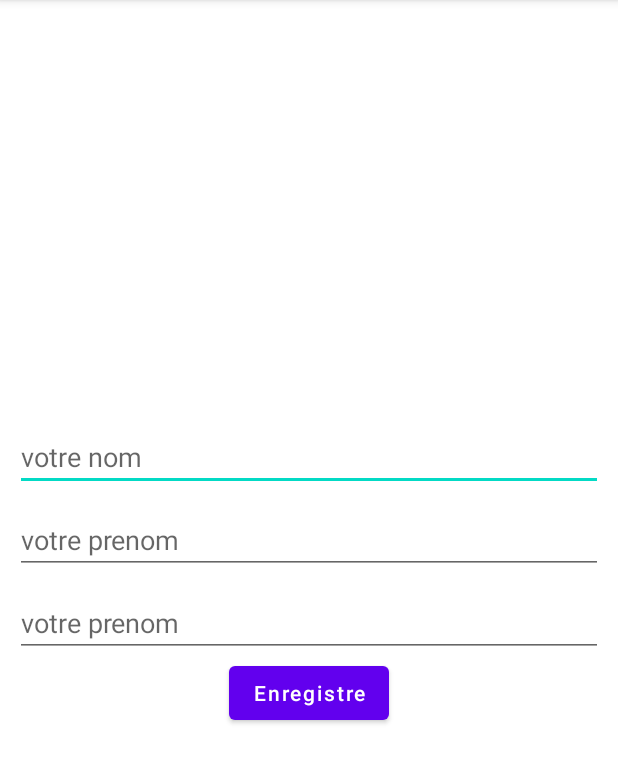
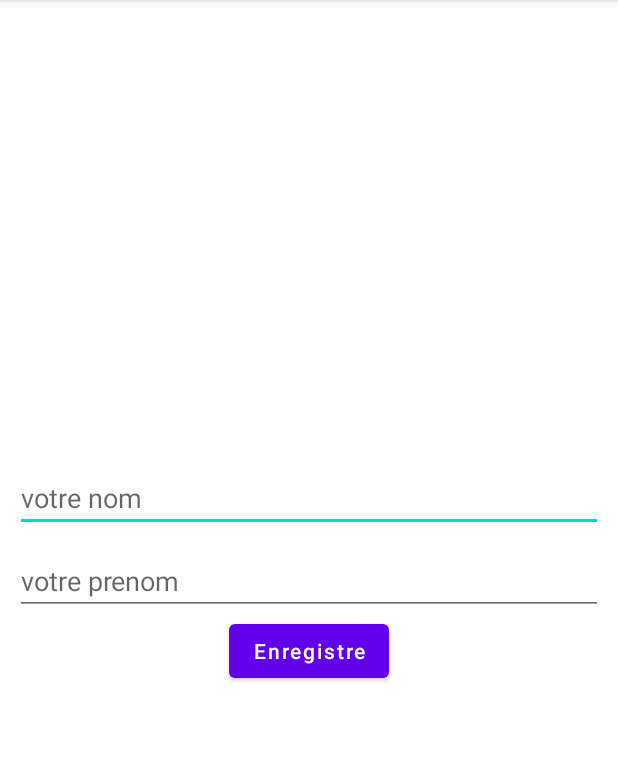
Before and after one commit to BabiMumba/RetriveApp, an Android app: the screen it shows after launch (MainActivity), on a phone screen of 412 x 824 dp, the part 84-868 px from its top. Run offline under Robolectric (Android 15) with nearby library versions, the phone set to English and light mode, and no system bars; our stand-ins replace Firebase (no records; nobody signed in at launch, a user with empty details on screens opened directly).

```diff
--- a/app/src/main/res/layout/activity_main.xml
+++ b/app/src/main/res/layout/activity_main.xml
@@ -23,13 +23,7 @@
         android:hint="votre prenom"
         android:id="@+id/lastname"
         />
-    <EditText
-        android:layout_marginTop="10dp"
-        android:layout_width="match_parent"
-        android:layout_height="wrap_content"
-        android:hint="votre prenom"
-        android:id="@+id/onon"
-        />
+
     <Button
         android:id="@+id/save_btn"
         android:layout_width="wrap_content"
```
Also changed, not shown: app/src/main/java/com/media/retrive/MainActivity.kt (+16 -3 lines).
